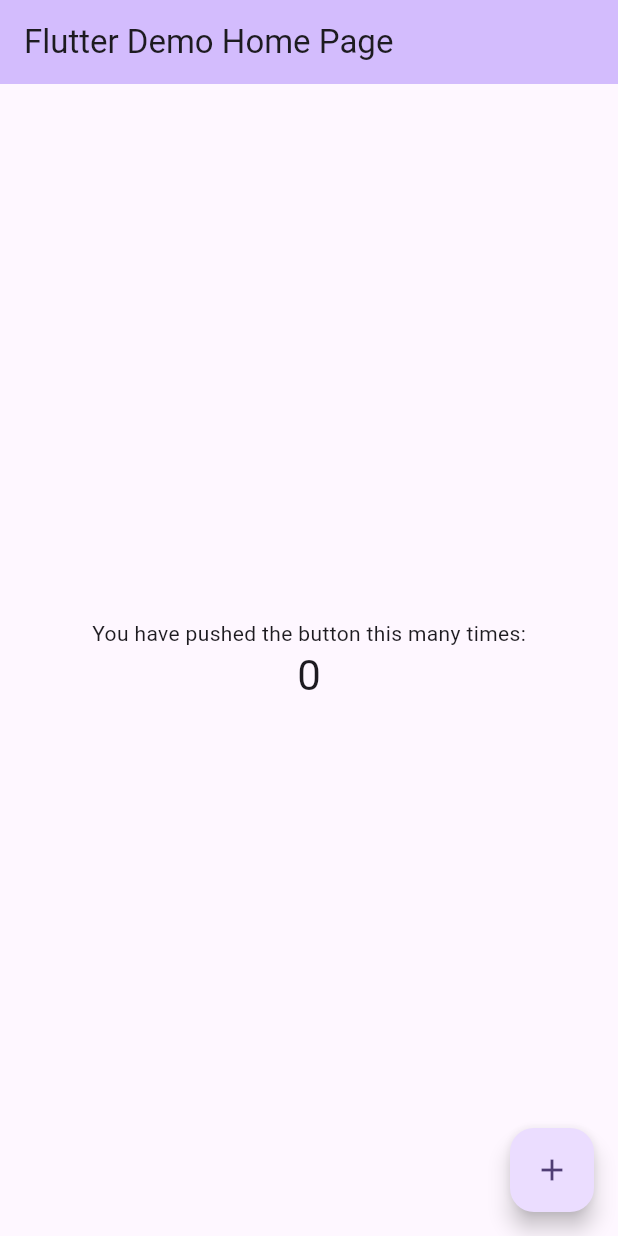
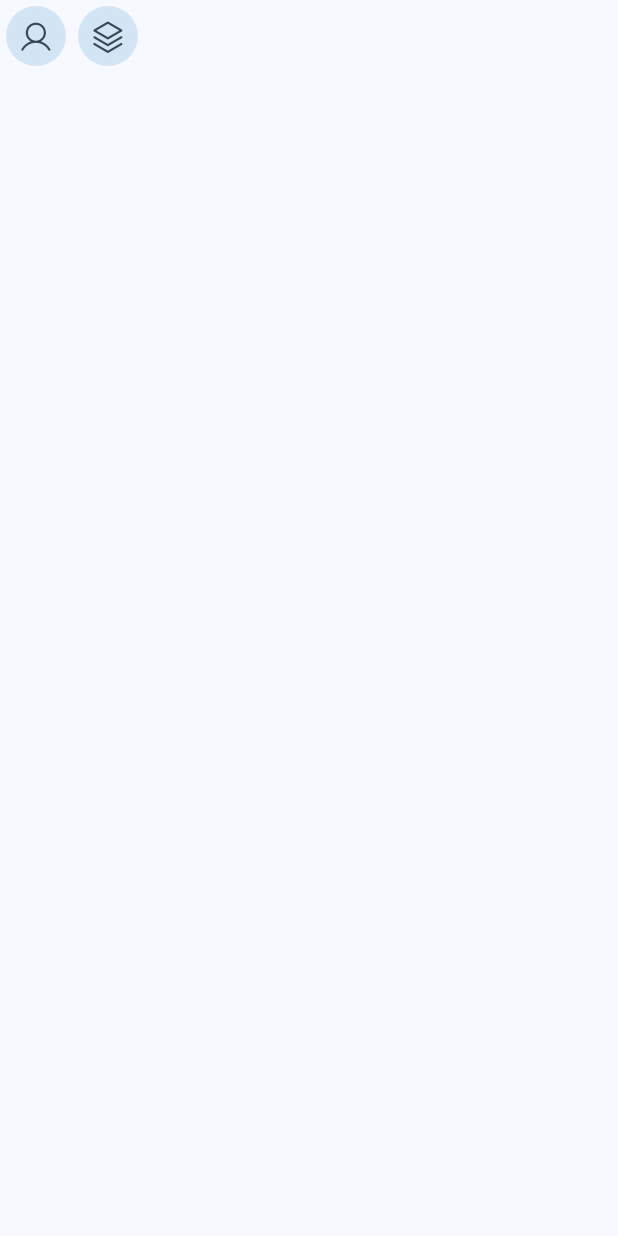
Before and after one commit to iapicca/issue_152160, a Flutter app: the screen it shows after launch, on a phone screen of 412 x 824 dp. Run offline on Flutter 3.47's test engine with Material 3 defaults, Android fonts, the light colour scheme and no system bars.

Commit message:
add code sample

```diff
--- a/lib/main.dart
+++ b/lib/main.dart
@@ -1,125 +1,54 @@
 import 'package:flutter/material.dart';
 
-void main() {
-  runApp(const MyApp());
-}
+void main() => runApp(const MyApp());
 
 class MyApp extends StatelessWidget {
   const MyApp({super.key});
 
-  // This widget is the root of your application.
   @override
   Widget build(BuildContext context) {
     return MaterialApp(
-      title: 'Flutter Demo',
       theme: ThemeData(
-        // This is the theme of your application.
-        //
-        // TRY THIS: Try running your application with "flutter run". You'll see
-        // the application has a purple toolbar. Then, without quitting the app,
-        // try changing the seedColor in the colorScheme below to Colors.green
-        // and then invoke "hot reload" (save your changes or press the "hot
-        // reload" button in a Flutter-supported IDE, or press "r" if you used
-        // the command line to start the app).
-        //
-        // Notice that the counter didn't reset back to zero; the application
-        // state is not lost during the reload. To reset the state, use hot
-        // restart instead.
-        //
-        // This works for code too, not just values: Most code changes can be
-        // tested with just a hot reload.
-        colorScheme: ColorScheme.fromSeed(seedColor: Colors.deepPurple),
-        useMaterial3: true,
+        colorScheme: ColorScheme.fromSeed(seedColor: Colors.lightBlue),
       ),
-      home: const MyHomePage(title: 'Flutter Demo Home Page'),
+      debugShowCheckedModeBanner: false,
+      home: const MyHomePage(),
     );
   }
 }
 
-class MyHomePage extends StatefulWidget {
-  const MyHomePage({super.key, required this.title});
-
-  // This widget is the home page of your application. It is stateful, meaning
-  // that it has a State object (defined below) that contains fields that affect
-  // how it looks.
-
-  // This class is the configuration for the state. It holds the values (in this
-  // case the title) provided by the parent (in this case the App widget) and
-  // used by the build method of the State. Fields in a Widget subclass are
-  // always marked "final".
-
-  final String title;
+class MyHomePage extends StatelessWidget {
+  const MyHomePage({super.key});
 
   @override
-  State<MyHomePage> createState() => _MyHomePageState();
-}
-
-class _MyHomePageState extends State<MyHomePage> {
-  int _counter = 0;
-
-  void _incrementCounter() {
-    setState(() {
-      // This call to setState tells the Flutter framework that something has
-      // changed in this State, which causes it to rerun the build method below
-      // so that the display can reflect the updated values. If we changed
-      // _counter without calling setState(), then the build method would not be
-      // called again, and so nothing would appear to happen.
-      _counter++;
-    });
-  }
-
-  @override
-  Widget build(BuildContext context) {
-    // This method is rerun every time setState is called, for instance as done
-    // by the _incrementCounter method above.
-    //
-    // The Flutter framework has been optimized to make rerunning build methods
-    // fast, so that you can just rebuild anything that needs updating rather
-    // than having to individually change instances of widgets.
-    return Scaffold(
-      appBar: AppBar(
-        // TRY THIS: Try changing the color here to a specific color (to
-        // Colors.amber, perhaps?) and trigger a hot reload to see the AppBar
-        // change color while the other colors stay the same.
-        backgroundColor: Theme.of(context).colorScheme.inversePrimary,
-        // Here we take the value from the MyHomePage object that was created by
-        // the App.build method, and use it to set our appbar title.
-        title: Text(widget.title),
+  Widget build(context) => Scaffold(
+        body: SafeArea(
+          child: Column(
+            children: [
+              Row(
+                children: [
+                  IconButton.filledTonal(
+                    icon: const Icon(
+                      IconData(
+                        0xe4c2,
+                        fontFamily: 'PhosphorRegular',
                       ),
-      body: Center(
-        // Center is a layout widget. It takes a single child and positions it
-        // in the middle of the parent.
-        child: Column(
-          // Column is also a layout widget. It takes a list of children and
-          // arranges them vertically. By default, it sizes itself to fit its
-          // children horizontally, and tries to be as tall as its parent.
-          //
-          // Column has various properties to control how it sizes itself and
-          // how it positions its children. Here we use mainAxisAlignment to
-          // center the children vertically; the main axis here is the vertical
-          // axis because Columns are vertical (the cross axis would be
-          // horizontal).
-          //
-          // TRY THIS: Invoke "debug painting" (choose the "Toggle Debug Paint"
-          // action in the IDE, or press "p" in the console), to see the
-          // wireframe for each widget.
-          mainAxisAlignment: MainAxisAlignment.center,
-          children: <Widget>[
-            const Text(
-              'You have pushed the button this many times:',
                     ),
-            Text(
-              '$_counter',
-              style: Theme.of(context).textTheme.headlineMedium,
+                    onPressed: () {},
+                  ),
+                  IconButton.filledTonal(
+                    icon: const Icon(
+                      IconData(
+                        0xe466,
+                        fontFamily: 'PhosphorRegular',
+                      ),
+                    ),
+                    onPressed: () {},
+                  ),
+                ],
               ),
             ],
           ),
         ),
-      floatingActionButton: FloatingActionButton(
-        onPressed: _incrementCounter,
-        tooltip: 'Increment',
-        child: const Icon(Icons.add),
-      ), // This trailing comma makes auto-formatting nicer for build methods.
       );
 }
-}
```
Also changed, not shown: pubspec.yaml (+5 -2 lines). Lines whose indentation alone changed are shown as unchanged.
